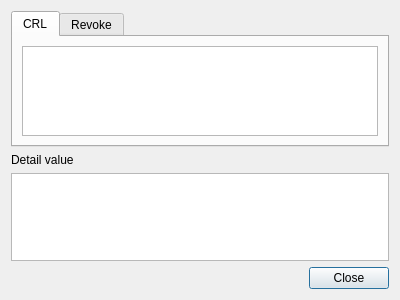
Old version of the form CAMan/crl_info_dlg.ui in the repository jykim74/CertMan.
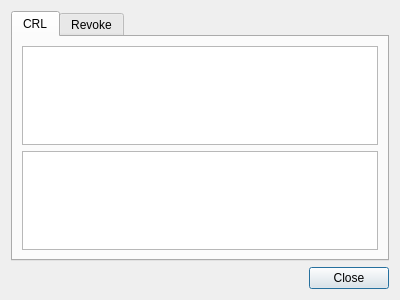
New version of the form.

Diff of the .ui file:
```diff
--- a/CAMan/crl_info_dlg.ui
+++ b/CAMan/crl_info_dlg.ui
@@ -14,8 +14,8 @@
    <string>Dialog</string>
   </property>
   <layout class="QGridLayout" name="gridLayout">
-   <item row="3" column="1">
-    <widget class="QPushButton" name="pushButton">
+   <item row="1" column="1">
+    <widget class="QPushButton" name="mCloseBtn">
      <property name="text">
       <string>Close</string>
      </property>
@@ -32,7 +32,10 @@
       </attribute>
       <layout class="QVBoxLayout" name="verticalLayout">
        <item>
-        <widget class="QTableWidget" name="mCRLTable"/>
+        <widget class="QTableWidget" name="mCRLListTable"/>
+       </item>
+       <item>
+        <widget class="QPlainTextEdit" name="mCRLDetailText"/>
        </item>
       </layout>
      </widget>
@@ -42,13 +45,16 @@
       </attribute>
       <layout class="QVBoxLayout" name="verticalLayout_2">
        <item>
-        <widget class="QTableWidget" name="mRevokeTable"/>
+        <widget class="QTableWidget" name="mRevokeListTable"/>
+       </item>
+       <item>
+        <widget class="QTableWidget" name="mRevokeDetailTable"/>
        </item>
       </layout>
      </widget>
     </widget>
    </item>
-   <item row="3" column="0">
+   <item row="1" column="0">
     <spacer name="horizontalSpacer">
      <property name="orientation">
       <enum>Qt::Horizontal</enum>
@@ -61,16 +67,6 @@
      </property>
     </spacer>
    </item>
-   <item row="2" column="0" colspan="2">
-    <widget class="QPlainTextEdit" name="plainTextEdit"/>
-   </item>
-   <item row="1" column="0">
-    <widget class="QLabel" name="label_2">
-     <property name="text">
-      <string>Detail value</string>
-     </property>
-    </widget>
-   </item>
   </layout>
  </widget>
  <resources/>
```
